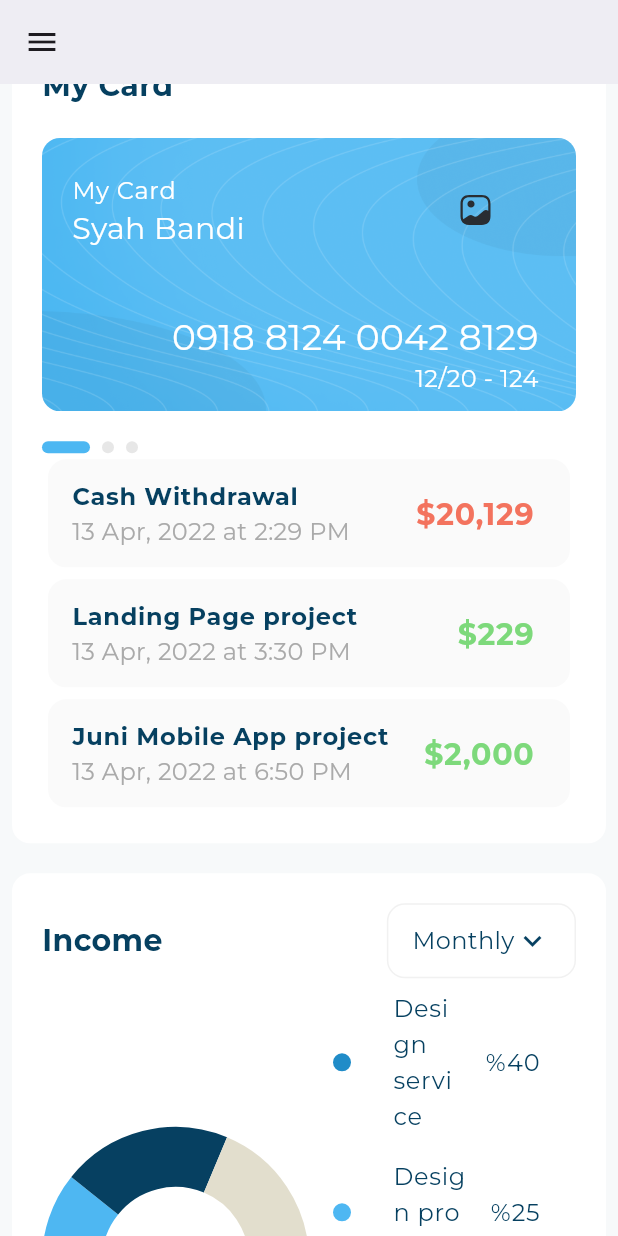
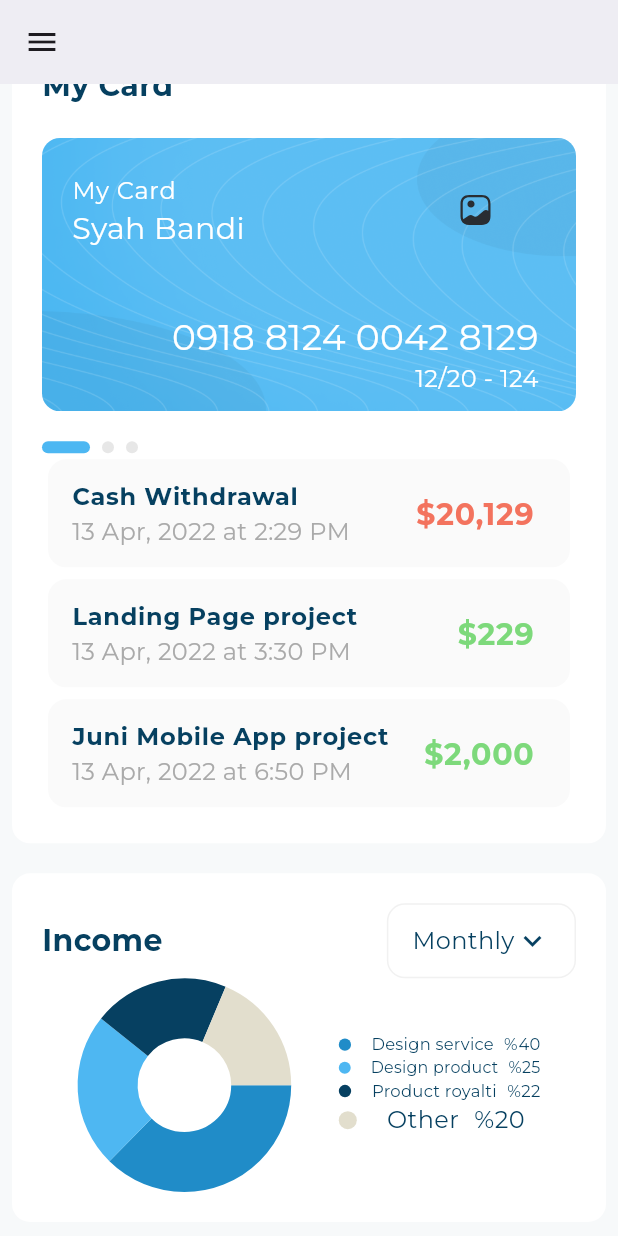
Before and after one commit to Yo0ousef/responsive_dashboard, a Flutter app: the screen it shows after launch, scrolled down 1038 dp, on a phone screen of 412 x 824 dp. Run offline on Flutter 3.47's test engine with Material 3 defaults, Android fonts, the phone set to English and light mode, and no system bars; drawn by our look-alikes of expandable_page_view, fl_chart; our stand-ins replace flutter_svg.

Commit message:
created size_config

```diff
--- /dev/null
+++ b/lib/utils/size_config.dart
@@ -0,0 +1,13 @@
+import 'package:flutter/cupertino.dart';
+
+class SizeConfig {
+  static const double tablet = 750 ;
+  static const double desktop = 1300;
+
+  //TODO: don't use this configuration for desktop layout using a variable will stop context form rebuilding the ui
+  // static late double height, width;
+  // static init(BuildContext context){
+  //   height = MediaQuery.of(context).size.height;
+  //   width = MediaQuery.of(context).size.width;
+  // }
+}
--- a/lib/views/dashboard_view.dart
+++ b/lib/views/dashboard_view.dart
@@ -1,4 +1,5 @@
 import 'package:flutter/material.dart';
+import 'package:responsive_dashboard/utils/size_config.dart';
 import 'package:responsive_dashboard/widgets/adaptive_layout.dart';
 import 'package:responsive_dashboard/widgets/custom_drawer.dart';
 import 'package:responsive_dashboard/widgets/desktop_dashboard.dart';
@@ -17,8 +18,8 @@ class _DashboardViewState extends State<DashboardView> {
   Widget build(BuildContext context) {
     return Scaffold(
       key: scaffoldKey,
-      drawer: MediaQuery.of(context).size.width<750? CustomDrawer(): null,
-      appBar: MediaQuery.sizeOf(context).width < 750
+      drawer: MediaQuery.of(context).size.width<SizeConfig.tablet? CustomDrawer(): null,
+      appBar: MediaQuery.sizeOf(context).width < SizeConfig.tablet
           ? AppBar(
               leading: IconButton(
                 onPressed: (){
--- a/lib/widgets/adaptive_layout.dart
+++ b/lib/widgets/adaptive_layout.dart
@@ -1,4 +1,5 @@
 import 'package:flutter/material.dart';
+import 'package:responsive_dashboard/utils/size_config.dart';
 
 class AdaptiveLayout extends StatelessWidget {
   const AdaptiveLayout(
@@ -16,9 +17,9 @@ class AdaptiveLayout extends StatelessWidget {
   Widget build(BuildContext context) {
     return LayoutBuilder(
       builder: (context, constrains) {
-        if (constrains.maxWidth < 750) {
+        if (constrains.maxWidth < SizeConfig.tablet) {
           return mobileLayout(context);
-        } else if (constrains.maxWidth < 1300) {
+        } else if (constrains.maxWidth < SizeConfig.desktop) {
           return tabletLayout(context);
         } else {
           return desktopLayout(context);
--- a/lib/widgets/desktop_dashboard.dart
+++ b/lib/widgets/desktop_dashboard.dart
@@ -19,14 +19,14 @@ class DesktopDashboard extends StatelessWidget {
           width: 32,
         ),
         Expanded(
-          flex: 3,
+          flex: 4,
           child: CustomScrollView(slivers: [
             SliverFillRemaining(
               hasScrollBody: false,
               child: Row(
                 children: [
                   Expanded(
-                    flex: 2,
+                    flex: 3,
                     child: Padding(
                       padding: EdgeInsets.symmetric(vertical: 20.0),
                       child: AllExpensesAndQuickInvoiceSection(),
@@ -36,6 +36,7 @@ class DesktopDashboard extends StatelessWidget {
                     width: 24,
                   ),
                   Expanded(
+                    flex:2,
                     child: Padding(
                       padding: EdgeInsets.symmetric(vertical: 20.0),
                       child: Column(
--- a/lib/widgets/income_details.dart
+++ b/lib/widgets/income_details.dart
@@ -4,7 +4,6 @@ import 'package:responsive_dashboard/widgets/income_details_item.dart';
 
 class IncomeDetails extends StatelessWidget {
   const IncomeDetails({super.key});
-
   static const items = [
     IncomeDetailsModel(
       value: '%40',
@@ -30,12 +29,8 @@ class IncomeDetails extends StatelessWidget {
 
   @override
   Widget build(BuildContext context) {
-    return Column(children: items.map((e)=>IncomeDetailsItem(incomeDetailsModel: e)).toList(),);
-    // return ListView.builder(
-    //     shrinkWrap: true,
-    //     itemCount: items.length,
-    //     itemBuilder: (context, index) {
-    //       return IncomeDetailsItem(incomeDetailsModel: items[index]);
-    //     });
+    return Column(
+      crossAxisAlignment: CrossAxisAlignment.start,
+      children: items.map((e)=>IncomeDetailsItem(incomeDetailsModel: e)).toList(),);
   }
 }
--- a/lib/widgets/income_details_item.dart
+++ b/lib/widgets/income_details_item.dart
@@ -9,8 +9,13 @@ class IncomeDetailsItem extends StatelessWidget {
 
   @override
   Widget build(BuildContext context) {
-    return ListTile(
-      leading: Container(
+    return Padding(
+      padding: const EdgeInsets.only(left: 8),
+      child: FittedBox(
+        fit: BoxFit.scaleDown,
+        child: Row(
+          children: [
+            Container(
               width: 12,
               height: 12,
               decoration: ShapeDecoration(
@@ -18,14 +23,41 @@ class IncomeDetailsItem extends StatelessWidget {
                 shape: OvalBorder(),
               ),
             ),
-      title: Text(
+            SizedBox(
+              width: 20,
+            ),
+            Text(
               incomeDetailsModel.title,
               style: AppStyles.styleRegular16,
             ),
-      trailing: Text(
+            SizedBox(
+              width: 10,
+            ),
+            Text(
               incomeDetailsModel.value,
               style: AppStyles.styleMedium16,
             ),
+          ],
+        ),
+      ),
     );
+    //   ListTile(
+    //   leading: Container(
+    //     width: 12,
+    //     height: 12,
+    //     decoration: ShapeDecoration(
+    //       color: incomeDetailsModel.color,
+    //       shape: OvalBorder(),
+    //     ),
+    //   ),
+    //   title: Text(
+    //     incomeDetailsModel.title,
+    //     style: AppStyles.styleRegular16,
+    //   ),
+    //   trailing: Text(
+    //     incomeDetailsModel.value,
+    //     style: AppStyles.styleMedium16,
+    //   ),
+    // );
   }
 }
--- a/lib/widgets/income_section.dart
+++ b/lib/widgets/income_section.dart
@@ -1,8 +1,8 @@
+import 'dart:developer';
+
 import 'package:flutter/material.dart';
 import 'package:responsive_dashboard/widgets/custom_background_container.dart';
-import 'package:responsive_dashboard/widgets/income_chart.dart';
-import 'package:responsive_dashboard/widgets/income_details.dart';
-
+import 'income_section_body.dart';
 import 'income_section_header.dart';
 
 class IncomeSection extends StatelessWidget {
@@ -10,16 +10,13 @@ class IncomeSection extends StatelessWidget {
 
   @override
   Widget build(BuildContext context) {
+    log(MediaQuery.of(context).size.width.toString());
     return CustomBackgroundContainer(
       child: Column(
+        mainAxisAlignment: MainAxisAlignment.spaceAround,
         children: [
           IncomeSectionHeader(),
-          Row(
-            children: [
-              Expanded(child: IncomeChart()),
-              Expanded(child: IncomeDetails()),
-            ],
-          )
+          IncomeSectionBody(),
         ],
       ),
     );
--- /dev/null
+++ b/lib/widgets/income_section_body.dart
@@ -0,0 +1,34 @@
+import 'package:flutter/material.dart';
+
+import '../utils/size_config.dart';
+import 'income_chart.dart';
+import 'income_details.dart';
+
+class IncomeSectionBody extends StatelessWidget {
+  const IncomeSectionBody({
+    super.key,
+  });
+
+  @override
+  Widget build(BuildContext context) {
+    double width = MediaQuery.of(context).size.width;
+    return width >= SizeConfig.desktop && width < 1400
+        ? Expanded(child: IncomeChart())
+        : Row(
+            mainAxisAlignment: MainAxisAlignment.end,
+            children: [
+              Expanded(child: SizedBox()),
+              Expanded(flex: 6, child: IncomeChart()),
+              Expanded(child: SizedBox()),
+              Expanded(flex:6, child: IncomeDetails()),
+              Expanded(child: SizedBox()),
+            ],
+          );
+    Row(
+      children: [
+        Expanded(child: IncomeChart()),
+        Expanded(child: IncomeDetails()),
+      ],
+    );
+  }
+}
```
Also changed, not shown: pubspec.lock. Lines whose indentation alone changed are shown as unchanged.
